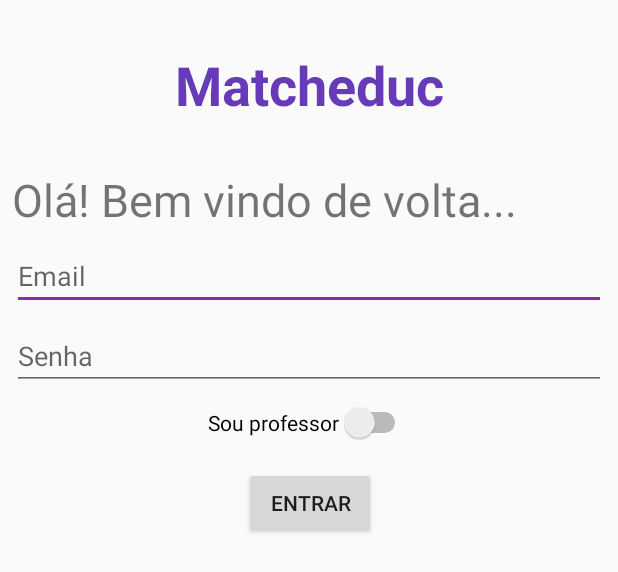
After one commit to raphaelframos/matcheduc, an Android app: the layout activity_start.xml on its own in the app's theme, with its tools: preview values and no code run, on a phone screen of 412 x 824 dp. The commit adds this screen. Shown: the top 572 px of the screen. Run offline under Robolectric (Android 15) with nearby library versions, the phone set to English and light mode, and no system bars.

Commit message:
Criando tela de login

```diff
--- a/app/src/main/AndroidManifest.xml
+++ b/app/src/main/AndroidManifest.xml
@@ -11,7 +11,8 @@
         android:roundIcon="@mipmap/ic_launcher_round"
         android:supportsRtl="true"
         android:theme="@style/AppTheme">
-        <activity android:name=".NewThemeActivity"></activity>
+        <activity android:name=".StartActivity"></activity>
+        <activity android:name=".NewThemeActivity" />
         <activity android:name=".NewUnitActivity" />
         <activity
             android:name=".MainActivity"
--- a/app/src/main/java/powellapps/matcheduc/MainActivity.kt
+++ b/app/src/main/java/powellapps/matcheduc/MainActivity.kt
@@ -1,5 +1,6 @@
 package powellapps.matcheduc
 
+import android.content.Intent
 import android.os.Bundle
 import com.google.android.material.bottomnavigation.BottomNavigationView
 import androidx.appcompat.app.AppCompatActivity
@@ -20,5 +21,7 @@ class MainActivity : AppCompatActivity() {
             R.id.navigation_tinder, R.id.navigation_profile))
         setupActionBarWithNavController(navController, appBarConfiguration)
         navView.setupWithNavController(navController)
+
+        startActivity(Intent(this, StartActivity::class.java))
     }
 }
--- /dev/null
+++ b/app/src/main/java/powellapps/matcheduc/StartActivity.kt
@@ -0,0 +1,11 @@
+package powellapps.matcheduc
+
+import androidx.appcompat.app.AppCompatActivity
+import android.os.Bundle
+
+class StartActivity : AppCompatActivity() {
+    override fun onCreate(savedInstanceState: Bundle?) {
+        super.onCreate(savedInstanceState)
+        setContentView(R.layout.activity_start)
+    }
+}
--- /dev/null
+++ b/app/src/main/res/layout/activity_start.xml
@@ -0,0 +1,84 @@
+<?xml version="1.0" encoding="utf-8"?>
+<androidx.constraintlayout.widget.ConstraintLayout xmlns:android="http://schemas.android.com/apk/res/android"
+    xmlns:app="http://schemas.android.com/apk/res-auto"
+    xmlns:tools="http://schemas.android.com/tools"
+    android:layout_width="match_parent"
+    android:layout_height="match_parent"
+    tools:context=".StartActivity">
+
+    <TextView
+        android:id="@+id/textView"
+        android:layout_width="wrap_content"
+        android:layout_height="wrap_content"
+        android:layout_marginTop="32dp"
+        android:text="Matcheduc"
+        android:textColor="#673AB7"
+        android:textSize="36sp"
+        android:textStyle="bold"
+        app:layout_constraintEnd_toEndOf="parent"
+        app:layout_constraintStart_toStartOf="parent"
+        app:layout_constraintTop_toTopOf="parent" />
+
+    <TextView
+        android:id="@+id/textView2"
+        android:textSize="30sp"
+        android:layout_width="0dp"
+        android:layout_height="wrap_content"
+        android:layout_marginStart="8dp"
+        android:layout_marginLeft="8dp"
+        android:layout_marginTop="32dp"
+        android:layout_marginEnd="8dp"
+        android:layout_marginRight="8dp"
+        android:text="Olá! Bem vindo de volta..."
+        app:layout_constraintEnd_toEndOf="parent"
+        app:layout_constraintStart_toStartOf="parent"
+        app:layout_constraintTop_toBottomOf="@+id/textView" />
+
+    <EditText
+        android:id="@+id/editTextEmailAddress"
+        android:layout_width="0dp"
+        android:layout_height="wrap_content"
+        android:layout_marginStart="8dp"
+        android:layout_marginLeft="8dp"
+        android:layout_marginTop="8dp"
+        android:layout_marginEnd="8dp"
+        android:layout_marginRight="8dp"
+        android:ems="10"
+        android:hint="Email"
+        android:inputType="textEmailAddress"
+        app:layout_constraintEnd_toEndOf="parent"
+        app:layout_constraintStart_toStartOf="parent"
+        app:layout_constraintTop_toBottomOf="@+id/textView2" />
+
+    <EditText
+        android:id="@+id/editTextPassword"
+        android:layout_width="0dp"
+        android:layout_height="wrap_content"
+        android:layout_marginTop="8dp"
+        android:ems="10"
+        android:hint="Senha"
+        android:inputType="textPassword"
+        app:layout_constraintEnd_toEndOf="@+id/editTextEmailAddress"
+        app:layout_constraintStart_toStartOf="@+id/editTextEmailAddress"
+        app:layout_constraintTop_toBottomOf="@+id/editTextEmailAddress" />
+
+    <Switch
+        android:id="@+id/switchTeacher"
+        android:layout_width="wrap_content"
+        android:layout_height="wrap_content"
+        android:layout_marginTop="8dp"
+        android:text="Sou professor"
+        app:layout_constraintEnd_toEndOf="@+id/editTextPassword"
+        app:layout_constraintStart_toStartOf="@+id/editTextPassword"
+        app:layout_constraintTop_toBottomOf="@+id/editTextPassword" />
+
+    <Button
+        android:id="@+id/buttonSignIn"
+        android:layout_width="wrap_content"
+        android:layout_height="wrap_content"
+        android:layout_marginTop="16dp"
+        android:text="Entrar"
+        app:layout_constraintEnd_toEndOf="@+id/switchTeacher"
+        app:layout_constraintStart_toStartOf="@+id/switchTeacher"
+        app:layout_constraintTop_toBottomOf="@+id/switchTeacher" />
+</androidx.constraintlayout.widget.ConstraintLayout>
--- a/build.gradle
+++ b/build.gradle
@@ -8,7 +8,7 @@ buildscript {
 
     }
     dependencies {
-        classpath 'com.android.tools.build:gradle:3.6.3'
+        classpath 'com.android.tools.build:gradle:4.0.0'
         classpath "org.jetbrains.kotlin:kotlin-gradle-plugin:$kotlin_version"
 
         // NOTE: Do not place your application dependencies here; they belong
```
Also changed, not shown: gradle/wrapper/gradle-wrapper.properties.
